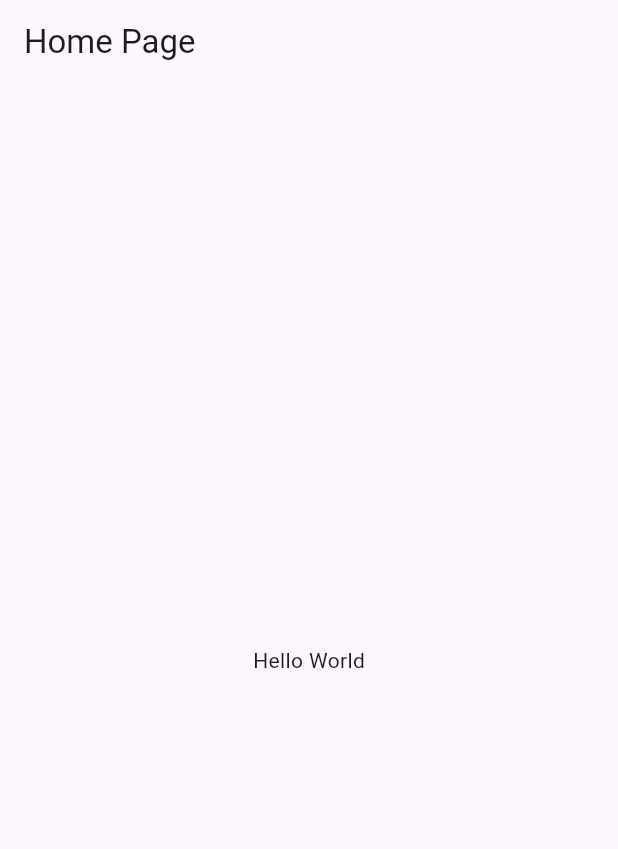
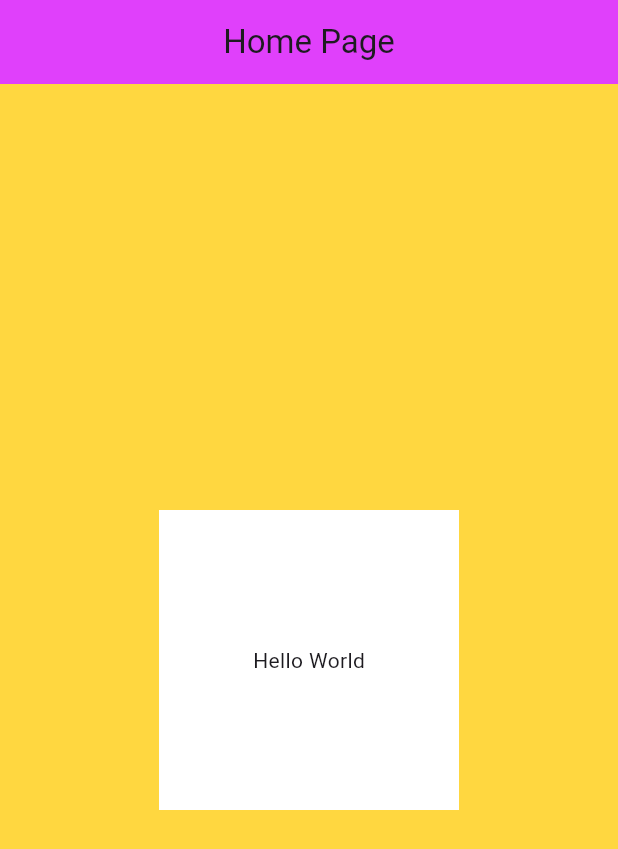
Before and after one commit to hannaRahim/myapp2, a Flutter app: the screen it shows after launch, on a phone screen of 412 x 824 dp. Shown: the top 849 px of the screen. Run offline on Flutter 3.47's test engine with Material 3 defaults, Android fonts, the phone set to English and light mode, and no system bars.

Commit message:
Container

```diff
--- a/lib/main.dart
+++ b/lib/main.dart
@@ -6,7 +6,7 @@ class MyApp extends StatelessWidget {
   @override
   Widget build(BuildContext context) {
     return MaterialApp(
-      title: 'Hello World Demo Application',
+      title: 'Container',
       theme: ThemeData(
         primarySwatch: Colors.blue,
       ),
@@ -19,11 +19,22 @@ class MyHomePage extends StatelessWidget {
   @override
   Widget build(BuildContext context) {
     return Scaffold(
+      backgroundColor: Colors.amberAccent,
         appBar: AppBar(
+          backgroundColor: Colors.purpleAccent,
             title: Text("Home Page"),
+            centerTitle: true,
           ),
           body: Center(
+            child:
+            Container(
+              width: 200,
+              height: 200,
+              color: Colors.white,
+              child: Center(
                 child: Text('Hello World'),
+              ),
+            )
           ),
         );
        }
```
Lines whose indentation alone changed are shown as unchanged.
